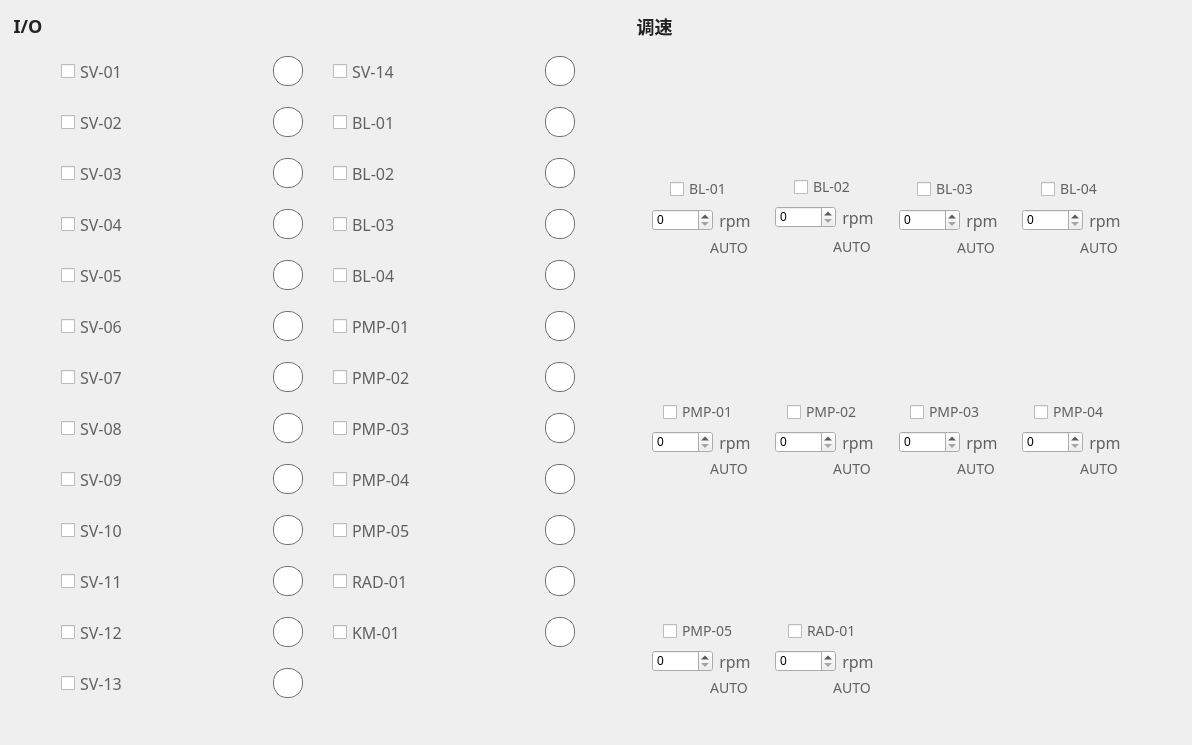
First picture: the form in ControlPanel/controlpanel.ui, repository Hccccc1/MOH_viewer, before the edit.
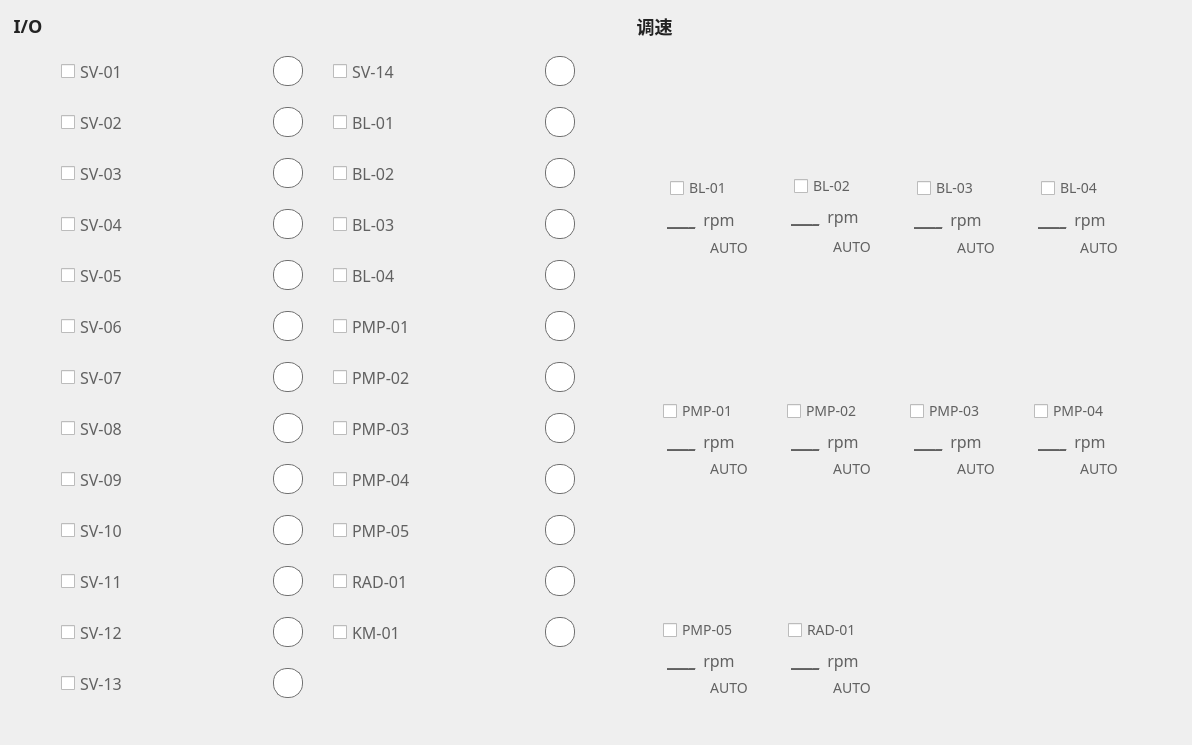
Second picture: the form after the edit. Icons and pictures are not drawn. Custom widgets are drawn as their Qt base class.

```diff
--- a/ControlPanel/controlpanel.ui
+++ b/ControlPanel/controlpanel.ui
@@ -2191,9 +2191,27 @@
            </spacer>
           </item>
           <item>
-           <widget class="QSpinBox" name="speedControl_1">
-            <property name="maximum">
-             <number>65536</number>
+           <widget class="QLabel" name="speedControl_1">
+            <property name="font">
+             <font>
+              <family>PingFang SC</family>
+              <pointsize>-1</pointsize>
+              <weight>37</weight>
+              <bold>false</bold>
+              <underline>true</underline>
+             </font>
+            </property>
+            <property name="styleSheet">
+             <string notr="true">QLabel {
+font-size:16px;
+font-family:PingFang SC;
+font-weight:300;
+line-height:52px;
+color:rgba(97,97,97,1);
+}</string>
+            </property>
+            <property name="text">
+             <string>____</string>
             </property>
            </widget>
           </item>
@@ -2453,9 +2471,27 @@
            </spacer>
           </item>
           <item>
-           <widget class="QSpinBox" name="speedControl_2">
-            <property name="maximum">
-             <number>65536</number>
+           <widget class="QLabel" name="speedControl_2">
+            <property name="font">
+             <font>
+              <family>PingFang SC</family>
+              <pointsize>-1</pointsize>
+              <weight>37</weight>
+              <bold>false</bold>
+              <underline>true</underline>
+             </font>
+            </property>
+            <property name="styleSheet">
+             <string notr="true">QLabel {
+font-size:16px;
+font-family:PingFang SC;
+font-weight:300;
+line-height:52px;
+color:rgba(97,97,97,1);
+}</string>
+            </property>
+            <property name="text">
+             <string>____</string>
             </property>
            </widget>
           </item>
@@ -2715,9 +2751,27 @@
            </spacer>
           </item>
           <item>
-           <widget class="QSpinBox" name="speedControl_3">
-            <property name="maximum">
-             <number>65536</number>
+           <widget class="QLabel" name="speedControl_3">
+            <property name="font">
+             <font>
+              <family>PingFang SC</family>
+              <pointsize>-1</pointsize>
+              <weight>37</weight>
+              <bold>false</bold>
+              <underline>true</underline>
+             </font>
+            </property>
+            <property name="styleSheet">
+             <string notr="true">QLabel {
+font-size:16px;
+font-family:PingFang SC;
+font-weight:300;
+line-height:52px;
+color:rgba(97,97,97,1);
+}</string>
+            </property>
+            <property name="text">
+             <string>____</string>
             </property>
            </widget>
           </item>
@@ -2977,9 +3031,27 @@
            </spacer>
           </item>
           <item>
-           <widget class="QSpinBox" name="speedControl_4">
-            <property name="maximum">
-             <number>65536</number>
+           <widget class="QLabel" name="speedControl_4">
+            <property name="font">
+             <font>
+              <family>PingFang SC</family>
+              <pointsize>-1</pointsize>
+              <weight>37</weight>
+              <bold>false</bold>
+              <underline>true</underline>
+             </font>
+            </property>
+            <property name="styleSheet">
+             <string notr="true">QLabel {
+font-size:16px;
+font-family:PingFang SC;
+font-weight:300;
+line-height:52px;
+color:rgba(97,97,97,1);
+}</string>
+            </property>
+            <property name="text">
+             <string>____</string>
             </property>
            </widget>
           </item>
@@ -3239,9 +3311,27 @@
            </spacer>
           </item>
           <item>
-           <widget class="QSpinBox" name="speedControl_5">
-            <property name="maximum">
-             <number>65536</number>
+           <widget class="QLabel" name="speedControl_5">
+            <property name="font">
+             <font>
+              <family>PingFang SC</family>
+              <pointsize>-1</pointsize>
+              <weight>37</weight>
+              <bold>false</bold>
+              <underline>true</underline>
+             </font>
+            </property>
+            <property name="styleSheet">
+             <string notr="true">QLabel {
+font-size:16px;
+font-family:PingFang SC;
+font-weight:300;
+line-height:52px;
+color:rgba(97,97,97,1);
+}</string>
+            </property>
+            <property name="text">
+             <string>____</string>
             </property>
            </widget>
           </item>
@@ -3501,9 +3591,27 @@
            </spacer>
           </item>
           <item>
-           <widget class="QSpinBox" name="speedControl_6">
-            <property name="maximum">
-             <number>65536</number>
+           <widget class="QLabel" name="speedControl_6">
+            <property name="font">
+             <font>
+              <family>PingFang SC</family>
+              <pointsize>-1</pointsize>
+              <weight>37</weight>
+              <bold>false</bold>
+              <underline>true</underline>
+             </font>
+            </property>
+            <property name="styleSheet">
+             <string notr="true">QLabel {
+font-size:16px;
+font-family:PingFang SC;
+font-weight:300;
+line-height:52px;
+color:rgba(97,97,97,1);
+}</string>
+            </property>
+            <property name="text">
+             <string>____</string>
             </property>
            </widget>
           </item>
@@ -3763,9 +3871,27 @@
            </spacer>
           </item>
           <item>
-           <widget class="QSpinBox" name="speedControl_9">
-            <property name="maximum">
-             <number>65536</number>
+           <widget class="QLabel" name="speedControl_9">
+            <property name="font">
+             <font>
+              <family>PingFang SC</family>
+              <pointsize>-1</pointsize>
+              <weight>37</weight>
+              <bold>false</bold>
+              <underline>true</underline>
+             </font>
+            </property>
+            <property name="styleSheet">
+             <string notr="true">QLabel {
+font-size:16px;
+font-family:PingFang SC;
+font-weight:300;
+line-height:52px;
+color:rgba(97,97,97,1);
+}</string>
+            </property>
+            <property name="text">
+             <string>____</string>
             </property>
            </widget>
           </item>
@@ -4025,9 +4151,27 @@
            </spacer>
           </item>
           <item>
-           <widget class="QSpinBox" name="speedControl_10">
-            <property name="maximum">
-             <number>65536</number>
+           <widget class="QLabel" name="speedControl_10">
+            <property name="font">
+             <font>
+              <family>PingFang SC</family>
+              <pointsize>-1</pointsize>
+              <weight>37</weight>
+              <bold>false</bold>
+              <underline>true</underline>
+             </font>
+            </property>
+            <property name="styleSheet">
+             <string notr="true">QLabel {
+font-size:16px;
+font-family:PingFang SC;
+font-weight:300;
+line-height:52px;
+color:rgba(97,97,97,1);
+}</string>
+            </property>
+            <property name="text">
+             <string>____</string>
             </property>
            </widget>
           </item>
@@ -4287,9 +4431,27 @@
            </spacer>
           </item>
           <item>
-           <widget class="QSpinBox" name="speedControl_7">
-            <property name="maximum">
-             <number>65536</number>
+           <widget class="QLabel" name="speedControl_7">
+            <property name="font">
+             <font>
+              <family>PingFang SC</family>
+              <pointsize>-1</pointsize>
+              <weight>37</weight>
+              <bold>false</bold>
+              <underline>true</underline>
+             </font>
+            </property>
+            <property name="styleSheet">
+             <string notr="true">QLabel {
+font-size:16px;
+font-family:PingFang SC;
+font-weight:300;
+line-height:52px;
+color:rgba(97,97,97,1);
+}</string>
+            </property>
+            <property name="text">
+             <string>____</string>
             </property>
            </widget>
           </item>
@@ -4549,9 +4711,27 @@
            </spacer>
           </item>
           <item>
-           <widget class="QSpinBox" name="speedControl_8">
-            <property name="maximum">
-             <number>65536</number>
+           <widget class="QLabel" name="speedControl_8">
+            <property name="font">
+             <font>
+              <family>PingFang SC</family>
+              <pointsize>-1</pointsize>
+              <weight>37</weight>
+              <bold>false</bold>
+              <underline>true</underline>
+             </font>
+            </property>
+            <property name="styleSheet">
+             <string notr="true">QLabel {
+font-size:16px;
+font-family:PingFang SC;
+font-weight:300;
+line-height:52px;
+color:rgba(97,97,97,1);
+}</string>
+            </property>
+            <property name="text">
+             <string>____</string>
             </property>
            </widget>
           </item>
```
Left out of the diff: 2 changed lines with no effect on the pictures.
